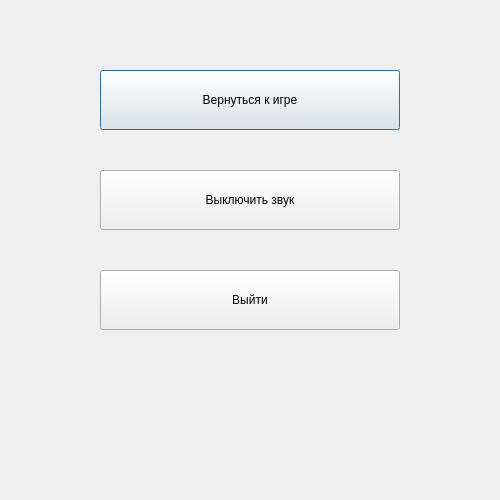
Above: secondwindow.ui from RainMustFall/pig-fighting before the change. Below: the same form after it.
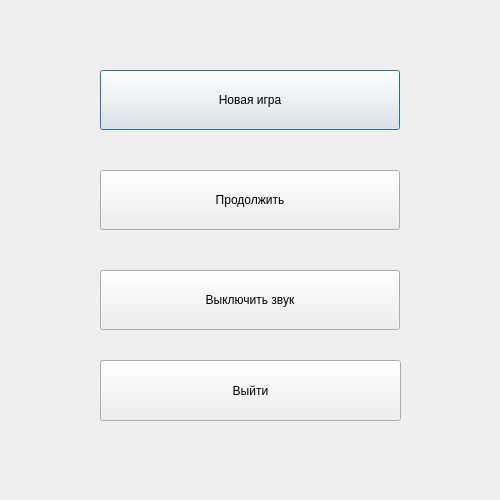
That is the form after the change.

```diff
--- a/secondwindow.ui
+++ b/secondwindow.ui
@@ -23,7 +23,7 @@
     </rect>
    </property>
    <property name="text">
-    <string>Вернуться к игре</string>
+    <string>Новая игра</string>
    </property>
   </widget>
   <widget class="QPushButton" name="pushButton_3">
@@ -36,7 +36,7 @@
     </rect>
    </property>
    <property name="text">
-    <string>Выйти</string>
+    <string>Выключить звук</string>
    </property>
   </widget>
   <widget class="QPushButton" name="pushButton_2">
@@ -49,7 +49,20 @@
     </rect>
    </property>
    <property name="text">
-    <string>Выключить звук</string>
+    <string>Продолжить</string>
+   </property>
+  </widget>
+  <widget class="QPushButton" name="pushButton_4">
+   <property name="geometry">
+    <rect>
+     <x>100</x>
+     <y>360</y>
+     <width>301</width>
+     <height>61</height>
+    </rect>
+   </property>
+   <property name="text">
+    <string>Выйти</string>
    </property>
   </widget>
  </widget>
```
